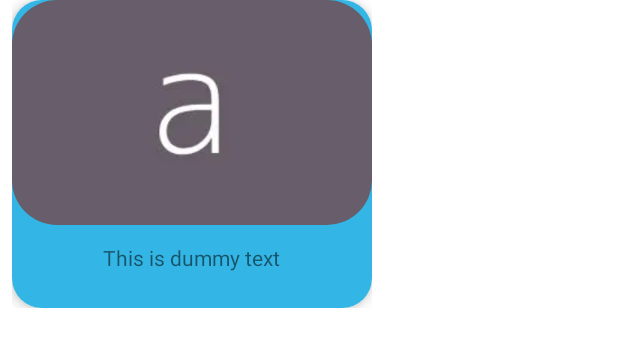
After one commit to DaniZakaria63/rasa-desa, an Android app: the layout item_home_meals.xml on its own in the app's theme, with its tools: preview values and no code run, on a phone screen of 412 x 824 dp. The commit adds this screen. Shown: the top 347 px of the screen. Run offline under Robolectric (Android 15) with nearby library versions, the phone set to English and light mode, and no system bars.

Commit message:
list of meals by categories

```diff
--- /dev/null
+++ b/app/src/main/java/com/shapeide/rasadesa/models/FilterMealModel.kt
@@ -0,0 +1,3 @@
+package com.shapeide.rasadesa.models
+
+data class FilterMealModel(val idMeal: Int, val strMeal: String, val strMealThumb: String)
--- /dev/null
+++ b/app/src/main/res/layout/item_home_meals.xml
@@ -0,0 +1,35 @@
+<?xml version="1.0" encoding="utf-8"?>
+<LinearLayout xmlns:android="http://schemas.android.com/apk/res/android"
+    android:layout_width="wrap_content"
+    android:layout_height="wrap_content"
+    android:layout_marginStart="8dp"
+    android:layout_marginEnd="12dp"
+    xmlns:app="http://schemas.android.com/apk/res-auto">
+    <androidx.cardview.widget.CardView
+        android:layout_width="wrap_content"
+        android:layout_height="wrap_content"
+        android:paddingHorizontal="12dp"
+        app:cardElevation="5dp"
+        app:cardCornerRadius="20dp">
+        <LinearLayout
+            android:layout_width="wrap_content"
+            android:layout_height="wrap_content"
+            android:background="@android:color/holo_blue_light"
+            android:orientation="vertical">
+            <com.google.android.material.imageview.ShapeableImageView
+                android:id="@+id/iv_preview"
+                android:layout_width="240dp"
+                android:layout_height="150dp"
+                app:srcCompat="@drawable/dummy"
+                app:shapeAppearanceOverlay="@style/ShapeAppearanceOverlay.App.Corner20Percent"/>
+            <TextView
+                android:id="@+id/tv_preview"
+                android:layout_width="wrap_content"
+                android:layout_height="wrap_content"
+                android:layout_gravity="center_horizontal"
+                android:text="This is dummy text"
+                android:layout_marginTop="12dp"
+                android:layout_marginBottom="24dp"/>
+        </LinearLayout>
+    </androidx.cardview.widget.CardView>
+</LinearLayout>
```
Also changed, not shown: app/src/main/java/com/shapeide/rasadesa/adapters/HomeMealAdapter.kt (added, +35 -0 lines), app/src/main/java/com/shapeide/rasadesa/fragments/HomeFragment.kt (+47 -8 lines), app/src/main/java/com/shapeide/rasadesa/networks/APIEndpoint.kt (+7 -0 lines).
